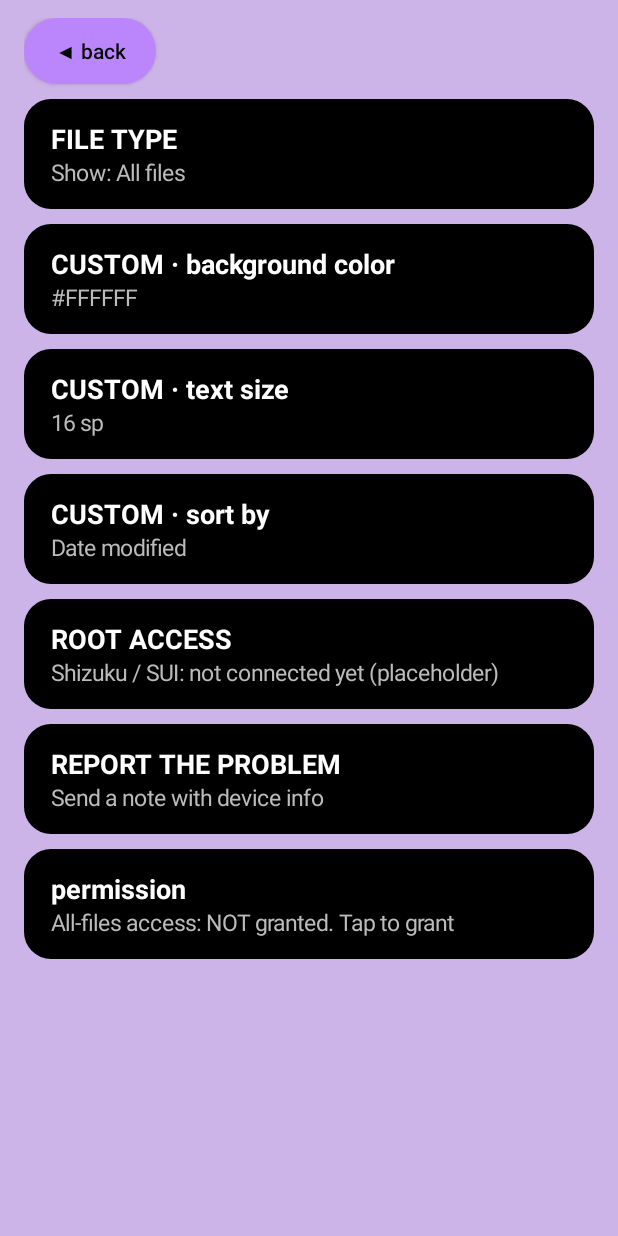
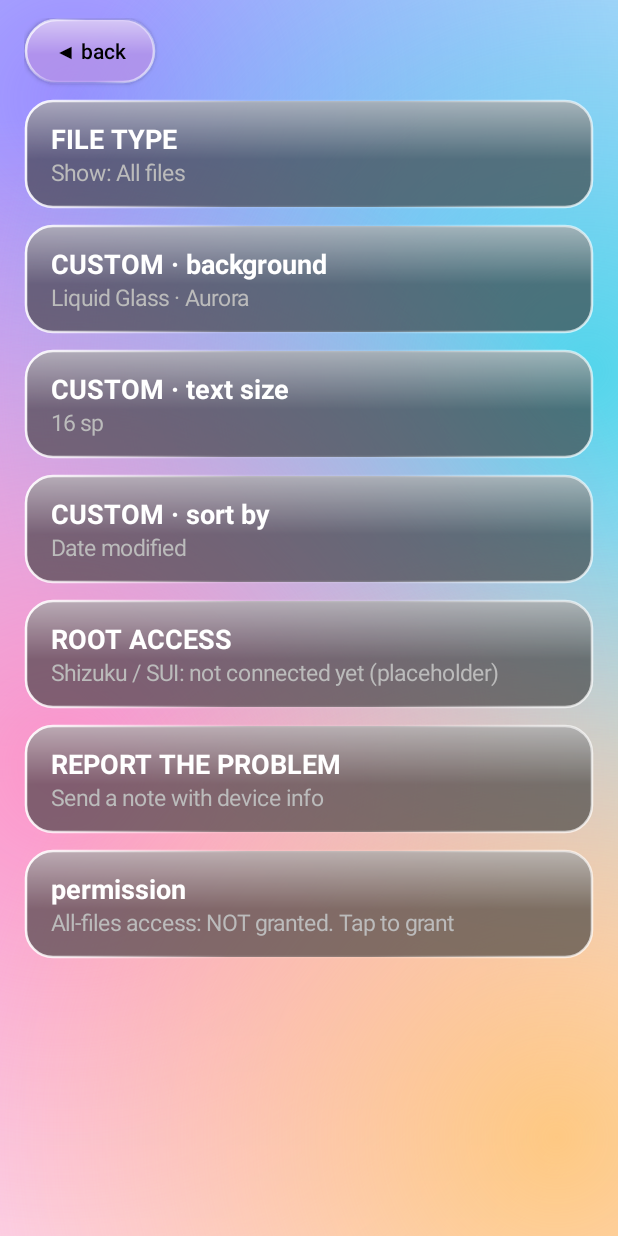
Before and after one commit to KrySetha90/111222333, an Android app: the SettingsActivity screen opened directly, with no data from a screen before it, on a phone screen of 412 x 824 dp. Run offline under Robolectric (Android 15) with nearby library versions, the phone set to English and light mode, and no system bars; 1 statement that could not run was skipped.

Commit message:
Add files via upload

```diff
--- /dev/null
+++ b/app/src/main/java/com/example/filemanager/Glass.kt
@@ -0,0 +1,110 @@
+package com.example.filemanager
+
+import android.graphics.Canvas
+import android.graphics.Color
+import android.graphics.ColorFilter
+import android.graphics.LinearGradient
+import android.graphics.Outline
+import android.graphics.Paint
+import android.graphics.PixelFormat
+import android.graphics.RadialGradient
+import android.graphics.Rect
+import android.graphics.RectF
+import android.graphics.Shader
+import android.graphics.drawable.Drawable
+
+/** A frosted "liquid glass" panel: translucent fill, soft top sheen and a bright specular edge. */
+class GlassDrawable(
+    private val tint: Int,
+    private val radius: Float,
+    private val dark: Boolean,
+    private val strong: Boolean = false
+) : Drawable() {
+    private val fillP = Paint(Paint.ANTI_ALIAS_FLAG)
+    private val sheenP = Paint(Paint.ANTI_ALIAS_FLAG)
+    private val edgeP = Paint(Paint.ANTI_ALIAS_FLAG).apply { style = Paint.Style.STROKE; strokeWidth = 2.5f }
+    private val rect = RectF()
+    private var a = 255
+
+    private fun w(alpha: Int) = Color.argb(alpha, 255, 255, 255)
+
+    override fun onBoundsChange(b: Rect) {
+        rect.set(b.left + 2f, b.top + 2f, b.right - 2f, b.bottom - 2f)
+        sheenP.shader = LinearGradient(0f, rect.top, 0f, rect.bottom,
+            intArrayOf(w(if (dark) 55 else 120), w(0)), floatArrayOf(0f, 0.55f), Shader.TileMode.CLAMP)
+        edgeP.shader = LinearGradient(rect.left, rect.top, rect.right, rect.bottom,
+            intArrayOf(w(if (dark) 150 else 240), w(30), w(30), w(if (dark) 110 else 180)),
+            floatArrayOf(0f, 0.38f, 0.62f, 1f), Shader.TileMode.CLAMP)
+    }
+
+    override fun draw(c: Canvas) {
+        val base = if (dark) (if (strong) 60 else 26) else (if (strong) 185 else 72)
+        fillP.color = Color.WHITE; fillP.alpha = base * a / 255
+        c.drawRoundRect(rect, radius, radius, fillP)
+        if (tint != Color.WHITE) {
+            fillP.color = tint; fillP.alpha = (if (strong) 175 else 125) * a / 255
+            c.drawRoundRect(rect, radius, radius, fillP)
+        }
+        c.drawRoundRect(rect, radius, radius, sheenP)
+        c.drawRoundRect(rect, radius, radius, edgeP)
+    }
+
+    override fun setAlpha(alpha: Int) { a = alpha; invalidateSelf() }
+    override fun setColorFilter(cf: ColorFilter?) {}
+    @Deprecated("Deprecated in Java")
+    override fun getOpacity() = PixelFormat.TRANSLUCENT
+    override fun getOutline(outline: Outline) { outline.setRoundRect(bounds, radius) }
+}
+
+/** Colourful blurred orbs on a soft gradient: what the glass panels sit on. */
+class GlassBackground(private val style: String) : Drawable() {
+    companion object {
+        val styles = linkedMapOf("aurora" to "Aurora", "ocean" to "Ocean", "sunset" to "Sunset", "midnight" to "Midnight (dark)")
+        fun isDark(s: String) = s == "midnight"
+    }
+
+    private class Spec(val top: Int, val bottom: Int, val orbs: List<FloatArray>, val colors: IntArray)
+
+    private fun spec(): Spec = when (style) {
+        "ocean" -> Spec(0xFFCFEFFF.toInt(), 0xFFD8E8FF.toInt(),
+            listOf(floatArrayOf(.10f, .10f, .75f), floatArrayOf(.92f, .40f, .70f), floatArrayOf(.20f, .80f, .75f), floatArrayOf(.95f, .96f, .55f)),
+            intArrayOf(0xFF2E9BFF.toInt(), 0xFF2DE0C8.toInt(), 0xFF6A7BFF.toInt(), 0xFF8EE7FF.toInt()))
+        "sunset" -> Spec(0xFFFFE3CF.toInt(), 0xFFF9D5EC.toInt(),
+            listOf(floatArrayOf(.10f, .10f, .75f), floatArrayOf(.92f, .30f, .70f), floatArrayOf(.15f, .75f, .75f), floatArrayOf(.92f, .96f, .60f)),
+            intArrayOf(0xFFFF8A5B.toInt(), 0xFFFF5E9C.toInt(), 0xFFB06CFF.toInt(), 0xFFFFC857.toInt()))
+        "midnight" -> Spec(0xFF0B1026.toInt(), 0xFF1A0F33.toInt(),
+            listOf(floatArrayOf(.10f, .10f, .80f), floatArrayOf(.95f, .35f, .70f), floatArrayOf(.10f, .72f, .70f), floatArrayOf(.92f, .96f, .60f)),
+            intArrayOf(0xFF5B3CFF.toInt(), 0xFF0FB8C9.toInt(), 0xFFB02A8F.toInt(), 0xFF2A56D6.toInt()))
+        else -> Spec(0xFFD9E4FF.toInt(), 0xFFFBE3F4.toInt(),
+            listOf(floatArrayOf(.12f, .08f, .80f), floatArrayOf(.95f, .30f, .70f), floatArrayOf(.10f, .62f, .75f), floatArrayOf(.90f, .92f, .70f)),
+            intArrayOf(0xFF8B7BFF.toInt(), 0xFF37D5E8.toInt(), 0xFFFF85C0.toInt(), 0xFFFFC46B.toInt()))
+    }
+
+    private val paints = ArrayList<Paint>()
+    private val basePaint = Paint()
+
+    override fun onBoundsChange(b: Rect) {
+        val s = spec(); val w = b.width().toFloat(); val h = b.height().toFloat()
+        basePaint.shader = LinearGradient(0f, 0f, 0f, h, s.top, s.bottom, Shader.TileMode.CLAMP)
+        paints.clear()
+        for ((i, o) in s.orbs.withIndex()) {
+            val col = s.colors[i]
+            paints.add(Paint(Paint.ANTI_ALIAS_FLAG).apply {
+                shader = RadialGradient(o[0] * w, o[1] * h, o[2] * maxOf(w, h) * 0.7f,
+                    intArrayOf(Color.argb(210, Color.red(col), Color.green(col), Color.blue(col)), Color.argb(0, Color.red(col), Color.green(col), Color.blue(col))),
+                    null, Shader.TileMode.CLAMP)
+            })
+        }
+    }
+
+    override fun draw(c: Canvas) {
+        val b = bounds
+        c.drawRect(b, basePaint)
+        for (p in paints) c.drawRect(b, p)
+    }
+
+    override fun setAlpha(alpha: Int) {}
+    override fun setColorFilter(cf: ColorFilter?) {}
+    @Deprecated("Deprecated in Java")
+    override fun getOpacity() = PixelFormat.OPAQUE
+}
--- a/app/src/main/java/com/example/filemanager/SettingsActivity.kt
+++ b/app/src/main/java/com/example/filemanager/SettingsActivity.kt
@@ -30,7 +30,7 @@ class SettingsActivity : Activity() {
         col.addView(U.btn(this, "◀ back") { finish() }, LinearLayout.LayoutParams(ViewGroup.LayoutParams.WRAP_CONTENT, ViewGroup.LayoutParams.WRAP_CONTENT).apply { setMargins(0, 0, 0, dp(10)) })
         val names = mapOf("all" to "All files", "text" to "Text & code", "images" to "Images", "archives" to "Archives", "web" to "Web files", "folders" to "Folders only")
         col.addView(card("FILE TYPE", "Show: ${names[p().getString("filter", "all")]}") { pickFilter(names) })
-        col.addView(card("CUSTOM · background color", String.format("#%06X", U.bg(this) and 0xFFFFFF)) { pickColor() })
+        col.addView(card("CUSTOM · background", bgLabel()) { pickBackground() })
         col.addView(card("CUSTOM · text size", "${U.textSp(this)} sp") { pickSize() })
         col.addView(card("CUSTOM · sort by", mapOf("date" to "Date modified", "name" to "Name", "size" to "Size")[U.sort(this)]) { pickSort() })
         col.addView(card("ROOT ACCESS", "Shizuku / SUI: not connected yet (placeholder)") {
@@ -41,16 +41,26 @@ class SettingsActivity : Activity() {
             startActivity(Intent.createChooser(Intent(Intent.ACTION_SEND).setType("text/plain").putExtra(Intent.EXTRA_TEXT, t), "Report"))
         })
         col.addView(card("permission", if (U.hasAccess(this)) "All-files access: granted" else "All-files access: NOT granted. Tap to grant") { U.askAccess(this) })
-        setContentView(ScrollView(this).apply { setBackgroundColor(0xFFCDB4E8.toInt()); fitsSystemWindows = true; addView(col) })
+        U.styleWindow(this, 0xFFCDB4E8.toInt())
+        setContentView(ScrollView(this).apply { fitsSystemWindows = true; addView(col) })
     }
 
+    private fun bgLabel() = if (U.isGlass()) "Liquid Glass · ${GlassBackground.styles[U.glassStyle()]}" else "Solid color " + String.format("#%06X", U.bg(this) and 0xFFFFFF)
+    private fun pickBackground() {
+        val keys = GlassBackground.styles.keys.toList()
+        val names = keys.map { "Liquid Glass · ${GlassBackground.styles[it]}" } + "Solid color…"
+        U.builder(this).setTitle("Background").setItems(names.toTypedArray()) { _, w ->
+            if (w < keys.size) { p().edit().putBoolean("glass", true).putString("glassStyle", keys[w]).apply(); render() }
+            else { p().edit().putBoolean("glass", false).apply(); render(); pickColor() }
+        }.glass()
+    }
     private fun pickFilter(names: Map<String, String>) {
         val keys = names.keys.toList()
-        AlertDialog.Builder(this).setTitle("File type").setItems(names.values.toTypedArray()) { _, w -> p().edit().putString("filter", keys[w]).apply(); render() }.show()
+        U.builder(this).setTitle("File type").setItems(names.values.toTypedArray()) { _, w -> p().edit().putString("filter", keys[w]).apply(); render() }.glass()
     }
     private fun pickSort() {
         val keys = arrayOf("date", "name", "size")
-        AlertDialog.Builder(this).setTitle("Sort by").setItems(arrayOf("Date modified", "Name", "Size")) { _, w -> p().edit().putString("sort", keys[w]).apply(); render() }.show()
+        U.builder(this).setTitle("Sort by").setItems(arrayOf("Date modified", "Name", "Size")) { _, w -> p().edit().putString("sort", keys[w]).apply(); render() }.glass()
     }
     private fun pickSize() {
         val sb = SeekBar(this).apply { max = 16; progress = U.textSp(context) - 12 }
@@ -61,9 +71,9 @@ class SettingsActivity : Activity() {
             override fun onStopTrackingTouch(s: SeekBar?) {}
         })
         val box = LinearLayout(this).apply { orientation = LinearLayout.VERTICAL; setPadding(dp(20), dp(16), dp(20), dp(8)); addView(lab); addView(sb) }
-        AlertDialog.Builder(this).setTitle("Text size").setView(box)
+        U.builder(this).setTitle("Text size").setView(box)
             .setPositiveButton("Apply") { _, _ -> p().edit().putInt("textSp", sb.progress + 12).apply(); render() }
-            .setNegativeButton("Cancel", null).show()
+            .setNegativeButton("Cancel", null).glass()
     }
     private fun pickColor() {
         val colors = intArrayOf(
@@ -96,13 +106,13 @@ class SettingsActivity : Activity() {
         upd()
         val grid = GridLayout(this).apply { columnCount = 6 }
         for (c in colors) grid.addView(View(this).apply {
-            background = U.rounded(c, dp(8).toFloat())
+            background = U.flat(c, dp(8).toFloat())
             layoutParams = GridLayout.LayoutParams().apply { width = dp(44); height = dp(44); setMargins(dp(4), dp(4), dp(4), dp(4)) }
             setOnClickListener { sel = c; upd() }
         })
         val box = LinearLayout(this).apply { orientation = LinearLayout.VERTICAL; setPadding(dp(16), dp(12), dp(16), dp(8)); addView(lab); addView(grid) }
-        AlertDialog.Builder(this).setTitle("Background color").setView(box)
+        U.builder(this).setTitle("Background color").setView(box)
             .setPositiveButton("Apply") { _, _ -> p().edit().putInt("bg", sel).apply(); render() }
-            .setNegativeButton("Cancel", null).show()
+            .setNegativeButton("Cancel", null).glass()
     }
 }
--- a/app/src/main/java/com/example/filemanager/U.kt
+++ b/app/src/main/java/com/example/filemanager/U.kt
@@ -5,7 +5,12 @@ import android.content.Context
 import android.content.Intent
 import android.content.pm.PackageManager
 import android.graphics.Color
+import android.graphics.drawable.ColorDrawable
+import android.graphics.drawable.Drawable
 import android.graphics.drawable.GradientDrawable
+import android.app.AlertDialog
+import android.view.View
+import android.view.WindowManager
 import android.net.Uri
 import android.os.Build
 import android.os.Environment
@@ -22,6 +27,29 @@ import java.util.zip.ZipOutputStream
 
 object U {
     val PURPLE = 0xFFBB86FC.toInt()
+    var ctx: Context? = null
+
+    // ---- Liquid Glass theme ----
+    fun isGlass(): Boolean = ctx?.let { prefs(it).getBoolean("glass", true) } ?: false
+    fun glassStyle(): String = ctx?.let { prefs(it).getString("glassStyle", "aurora") } ?: "aurora"
+    fun dark(): Boolean = isGlass() && GlassBackground.isDark(glassStyle())
+    /** Main text colour for the current theme. */
+    fun text(): Int = if (isGlass()) (if (dark()) Color.WHITE else 0xFF14142B.toInt()) else Color.BLACK
+    fun text2(): Int = if (isGlass()) (if (dark()) 0xFFC9C9E0.toInt() else 0xFF4A4A68.toInt()) else 0xFF777777.toInt()
+    fun pageBg(fallback: Int): Drawable = if (isGlass()) GlassBackground(glassStyle()) else ColorDrawable(fallback)
+    fun styleWindow(a: Activity, fallback: Int) {
+        a.window.setBackgroundDrawable(pageBg(fallback))
+        if (isGlass()) {
+            a.window.statusBarColor = Color.TRANSPARENT
+            a.window.navigationBarColor = Color.TRANSPARENT
+            var f = a.window.decorView.systemUiVisibility
+            val light = View.SYSTEM_UI_FLAG_LIGHT_STATUS_BAR or View.SYSTEM_UI_FLAG_LIGHT_NAVIGATION_BAR
+            f = if (dark()) f and light.inv() else f or light
+            a.window.decorView.systemUiVisibility = f
+        }
+    }
+    fun builder(c: Context): AlertDialog.Builder = AlertDialog.Builder(c,
+        if (dark()) android.R.style.Theme_Material_Dialog_Alert else android.R.style.Theme_Material_Light_Dialog_Alert)
     private val TEXT = setOf("txt", "xml", "html", "htm", "js", "css", "json", "md", "py", "log", "csv", "java", "kt", "ini", "conf", "yml", "yaml", "sh", "php", "svg")
 
     fun prefs(c: Context) = c.getSharedPreferences("fm", Context.MODE_PRIVATE)
@@ -33,9 +61,10 @@ object U {
         val l = (0.299 * Color.red(color) + 0.587 * Color.green(color) + 0.114 * Color.blue(color)) / 255
         return if (l > 0.5) Color.BLACK else Color.WHITE
     }
-    fun rounded(color: Int, r: Float = 36f) = GradientDrawable().apply { setColor(color); cornerRadius = r }
-    fun btn(c: Context, text: String, color: Int = PURPLE, tc: Int = Color.BLACK, click: () -> Unit) = Button(c).apply {
-        this.text = text; isAllCaps = false; setTextColor(tc); background = rounded(color)
+    fun flat(color: Int, r: Float = 36f) = GradientDrawable().apply { setColor(color); cornerRadius = r }
+    fun rounded(color: Int, r: Float = 36f): Drawable = if (isGlass()) GlassDrawable(color, r, dark()) else flat(color, r)
+    fun btn(c: Context, text: String, color: Int = PURPLE, tc: Int = 0, click: () -> Unit) = Button(c).apply {
+        this.text = text; isAllCaps = false; setTextColor(if (tc == 0) (if (dark()) Color.WHITE else Color.BLACK) else tc); background = rounded(color)
         minHeight = 0; minimumHeight = dp(c, 44); setPadding(dp(c, 14), dp(c, 6), dp(c, 14), dp(c, 6))
         setOnClickListener { click() }
     }
@@ -111,3 +140,22 @@ object U {
         } else a.requestPermissions(arrayOf(android.Manifest.permission.READ_EXTERNAL_STORAGE, android.Manifest.permission.WRITE_EXTERNAL_STORAGE), 1)
     }
 }
+
+/** Show a dialog with a frosted glass window (and background blur on Android 12+). */
+fun AlertDialog.Builder.glass(): AlertDialog {
+    val d = create()
+    if (U.isGlass()) {
+        val dk = U.dark()
+        d.window?.setBackgroundDrawable(GlassDrawable(if (dk) 0xFF14142B.toInt() else Color.WHITE, 60f, dk, true))
+    }
+    d.show()
+    if (U.isGlass() && Build.VERSION.SDK_INT >= 31) {
+        try {
+            d.window?.let { w ->
+                w.addFlags(WindowManager.LayoutParams.FLAG_BLUR_BEHIND)
+                val lp = w.attributes; lp.blurBehindRadius = 40; w.attributes = lp
+            }
+        } catch (_: Throwable) {}
+    }
+    return d
+}
```
Also changed, not shown: app/src/main/java/com/example/filemanager/ApkInstallActivity.kt (added, +181 -0 lines), app/src/main/java/com/example/filemanager/ApkSign.kt (added, +206 -0 lines), app/src/main/java/com/example/filemanager/CertGen.java (added, +64 -0 lines), app/src/main/java/com/example/filemanager/EditorActivity.kt (+7 -6 lines), app/src/main/java/com/example/filemanager/FMApp.kt (added, +7 -0 lines), app/src/main/java/com/example/filemanager/MainActivity.kt (+46 -23 lines), app/src/main/java/com/example/filemanager/SandboxActivity.kt (+5 -4 lines).
